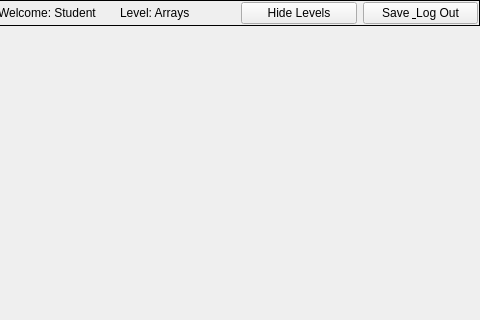
The window that Client/studwin.ui (DatabasesWorks/Stacked_EducationalPlatform) describes before a commit, drawn with Qt 5; both pictures show x 160 to 640 and y 0 to 320 of the 640 by 480 pixel window.
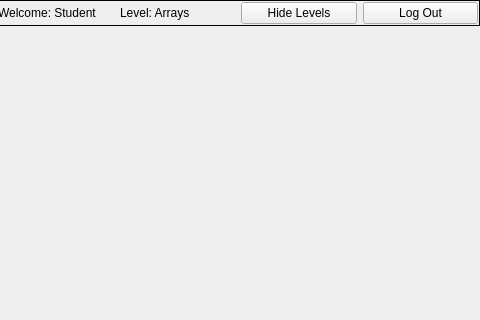
The same window after the commit.

Diff of the .ui file:
```diff
--- a/Client/studwin.ui
+++ b/Client/studwin.ui
@@ -184,7 +184,7 @@
                <item row="0" column="3">
                 <widget class="QPushButton" name="pushButton_2">
                  <property name="text">
-                  <string>Save &amp; Log Out</string>
+                  <string>Log Out</string>
                  </property>
                 </widget>
                </item>
```
Left out of the diff: 8 changed lines with no effect on the pictures.
